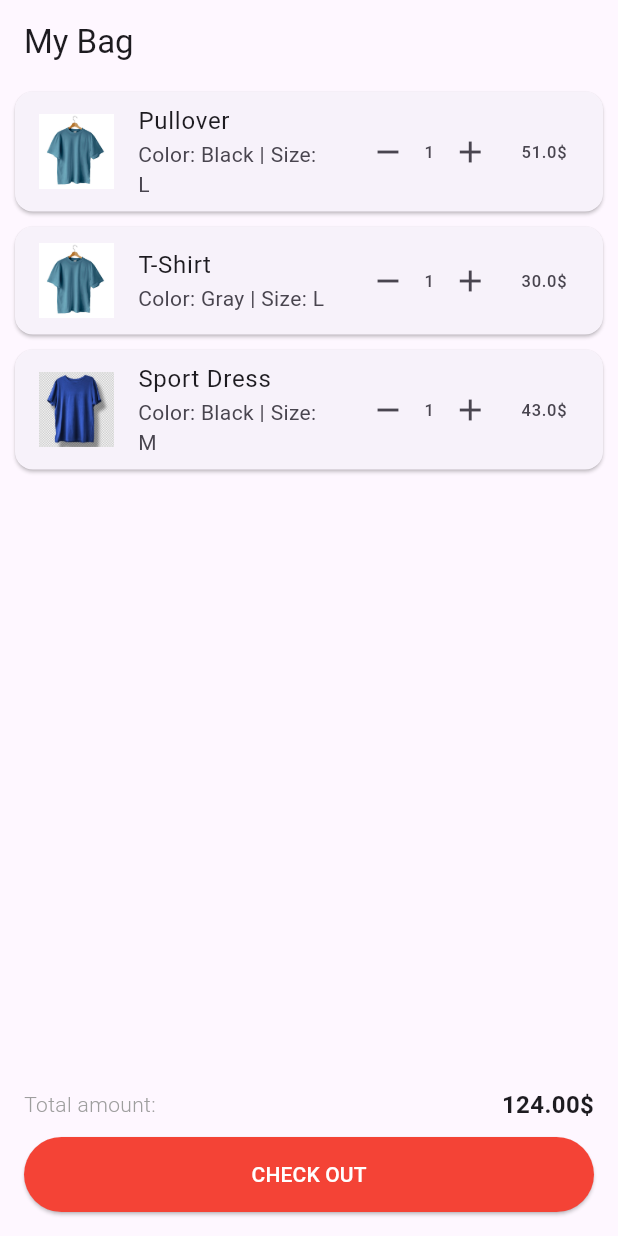
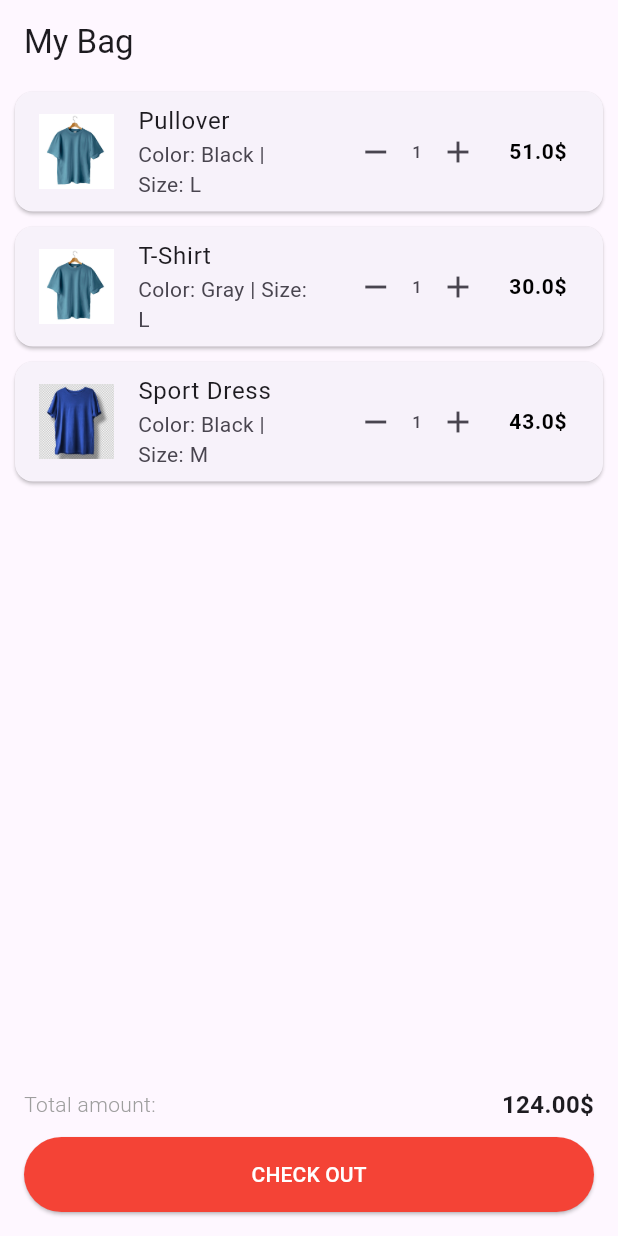
Before and after one commit to blackarz/assignment_module13, a Flutter app: the screen it shows after launch, on a phone screen of 412 x 824 dp. Run offline on Flutter 3.47's test engine with Material 3 defaults, Android fonts, the phone set to English and light mode, and no system bars.

Commit message:
latest update

```diff
--- a/lib/main.dart
+++ b/lib/main.dart
@@ -111,7 +111,10 @@ class _CartScreenState extends State<CartScreen> {
                           onPressed: () => _incrementQuantity(index),
                         ),
                         const SizedBox(width: 10),
-                        Text('${item.price * item.quantity}\$'),
+                        Text('${item.price * item.quantity}\$',
+                          style: const TextStyle(color: Colors.black,
+                              fontSize:14,
+                              fontWeight: FontWeight.bold),),
                       ],
                     ),
                   ),
```
